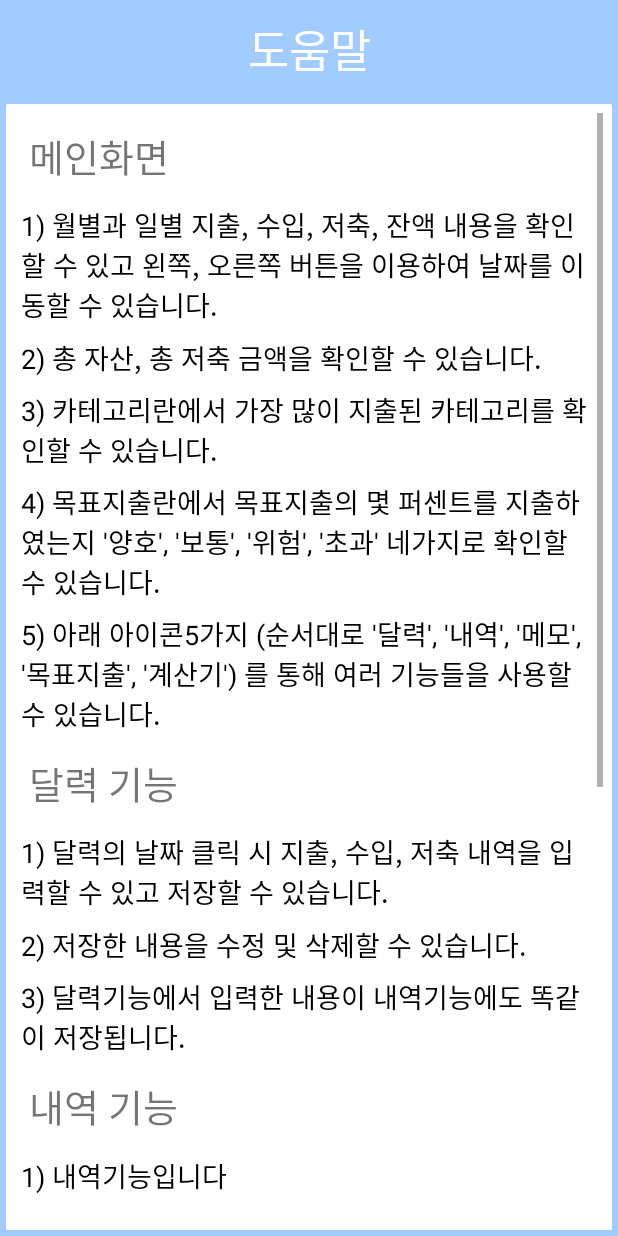
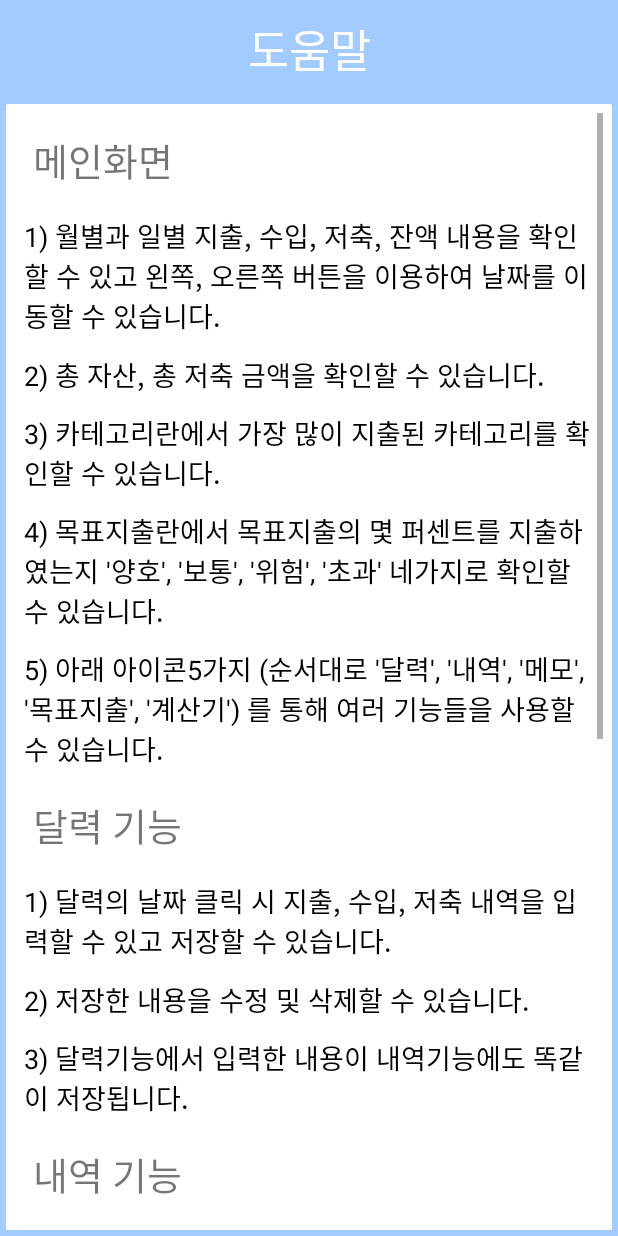
Before and after one commit to tmdngk0314/BlueAccountBook, an Android app: the Information screen opened directly, with no data from a screen before it, on a phone screen of 412 x 824 dp. Run offline under Robolectric (Android 15) with nearby library versions, the light colour scheme and no system bars.

Commit message:
도움말 간격 수정

```diff
--- a/app/src/main/res/layout/information.xml
+++ b/app/src/main/res/layout/information.xml
@@ -30,141 +30,141 @@
                     android:layout_height="wrap_content"
                     android:text="메인화면"
                     android:textSize="25dp"
-                    android:layout_margin="9dp"/>
+                    android:layout_margin="12dp"/>
                 <TextView
                     android:layout_width="wrap_content"
                     android:layout_height="wrap_content"
                     android:text="1) 월별과 일별 지출, 수입, 저축, 잔액 내용을 확인할 수 있고 왼쪽, 오른쪽 버튼을 이용하여 날짜를 이동할 수 있습니다."
                     android:textSize="18dp"
-                    android:layout_margin="4dp"
+                    android:layout_margin="6dp"
                     android:textColor="#000000"/>
                 <TextView
                     android:layout_width="wrap_content"
                     android:layout_height="wrap_content"
                     android:text="2) 총 자산, 총 저축 금액을 확인할 수 있습니다."
                     android:textSize="18dp"
-                    android:layout_margin="4dp"
+                    android:layout_margin="6dp"
                     android:textColor="#000000"/>
                 <TextView
                     android:layout_width="wrap_content"
                     android:layout_height="wrap_content"
                     android:text="3) 카테고리란에서 가장 많이 지출된 카테고리를 확인할 수 있습니다."
                     android:textSize="18dp"
-                    android:layout_margin="4dp"
+                    android:layout_margin="6dp"
                     android:textColor="#000000"/>
                 <TextView
                     android:layout_width="wrap_content"
                     android:layout_height="wrap_content"
                     android:text="4) 목표지출란에서 목표지출의 몇 퍼센트를 지출하였는지 '양호', '보통', '위험', '초과' 네가지로 확인할 수 있습니다."
                     android:textSize="18dp"
-                    android:layout_margin="4dp"
+                    android:layout_margin="6dp"
                     android:textColor="#000000"/>
                 <TextView
                     android:layout_width="wrap_content"
                     android:layout_height="wrap_content"
                     android:text="5) 아래 아이콘5가지 (순서대로 '달력', '내역', '메모', '목표지출', '계산기') 를 통해 여러 기능들을 사용할 수 있습니다."
                     android:textSize="18dp"
-                    android:layout_margin="4dp"
+                    android:layout_margin="6dp"
                     android:textColor="#000000"/>
                 <TextView
                     android:layout_width="match_parent"
                     android:layout_height="wrap_content"
                     android:text="달력 기능"
                     android:textSize="25dp"
-                    android:layout_margin="9dp"/>
+                    android:layout_margin="12dp"/>
                 <TextView
                     android:layout_width="wrap_content"
                     android:layout_height="wrap_content"
                     android:text="1) 달력의 날짜 클릭 시 지출, 수입, 저축 내역을 입력할 수 있고 저장할 수 있습니다."
                     android:textSize="18dp"
-                    android:layout_margin="4dp"
+                    android:layout_margin="6dp"
                     android:textColor="#000000"/>
                 <TextView
                     android:layout_width="wrap_content"
                     android:layout_height="wrap_content"
                     android:text="2) 저장한 내용을 수정 및 삭제할 수 있습니다."
                     android:textSize="18dp"
-                    android:layout_margin="4dp"
+                    android:layout_margin="6dp"
                     android:textColor="#000000"/>
                 <TextView
                     android:layout_width="wrap_content"
                     android:layout_height="wrap_content"
                     android:text="3) 달력기능에서 입력한 내용이 내역기능에도 똑같이 저장됩니다."
                     android:textSize="18dp"
-                    android:layout_margin="4dp"
+                    android:layout_margin="6dp"
                     android:textColor="#000000"/>
                 <TextView
                     android:layout_width="match_parent"
                     android:layout_height="wrap_content"
                     android:text="내역 기능"
                     android:textSize="25dp"
-                    android:layout_margin="9dp"/>
+                    android:layout_margin="12dp"/>
                 <TextView
                     android:layout_width="wrap_content"
                     android:layout_height="wrap_content"
                     android:text="1) 내역기능입니다"
                     android:textSize="18dp"
-                    android:layout_margin="4dp"
+                    android:layout_margin="6dp"
                     android:textColor="#000000"/>
                 <TextView
                     android:layout_width="match_parent"
                     android:layout_height="wrap_content"
                     android:text="메모 기능"
                     android:textSize="25dp"
-                    android:layout_margin="9dp"/>
+                    android:layout_margin="12dp"/>
                 <TextView
                     android:layout_width="wrap_content"
                     android:layout_height="wrap_content"
                     android:text="1) 메모기능입니다"
                     android:textSize="18dp"
-                    android:layout_margin="4dp"
+                    android:layout_margin="6dp"
                     android:textColor="#000000"/>
                 <TextView
                     android:layout_width="wrap_content"
                     android:layout_height="wrap_content"
                     android:text="목표지출 기능"
                     android:textSize="25dp"
-                    android:layout_margin="9dp"/>
+                    android:layout_margin="12dp"/>
                 <TextView
                     android:layout_width="wrap_content"
                     android:layout_height="wrap_content"
                     android:text="1) 매월 목표지출 금액을 입력합니다."
                     android:textSize="18dp"
-                    android:layout_margin="4dp"
+                    android:layout_margin="6dp"
                     android:textColor="#000000"/>
                 <TextView
                     android:layout_width="wrap_content"
                     android:layout_height="wrap_content"
                     android:text="2) 입력한 목표지출 금액의 몇 퍼센트를 지출하였는지 나타납니다."
                     android:textSize="18dp"
-                    android:layout_margin="4dp"
+                    android:layout_margin="6dp"
                     android:textColor="#000000"/>
                 <TextView
                     android:layout_width="wrap_content"
                     android:layout_height="wrap_content"
                     android:text="3) 목표지출액 0~40% 지출 시 '양호', 41~70% 지출 시 '보통', 71~100% 지출 시 '위험', 100% 초과 시 '초과' 이미지가 나타납니다."
                     android:textSize="18dp"
-                    android:layout_margin="4dp"
+                    android:layout_margin="6dp"
                     android:textColor="#000000"/>
                 <TextView
                     android:layout_width="wrap_content"
                     android:layout_height="wrap_content"
                     android:text="계산기 기능"
                     android:textSize="25dp"
-                    android:layout_margin="9dp"/>
+                    android:layout_margin="12dp"/>
                 <TextView
                     android:layout_width="wrap_content"
                     android:layout_height="wrap_content"
                     android:text="1) 계산기 기능을 통해 금액을 쉽게 계산해서 입력할 수 있게 할 수 있습니다."
                     android:textSize="18dp"
-                    android:layout_margin="4dp"
+                    android:layout_margin="6dp"
                     android:textColor="#000000"/>
                 <TextView
                     android:layout_width="wrap_content"
                     android:layout_height="wrap_content"
                     android:text="2) 연속으로 계산이 가능합니다."
                     android:textSize="18dp"
-                    android:layout_margin="4dp"
+                    android:layout_margin="6dp"
                     android:textColor="#000000"/>
 
             </LinearLayout>
```
